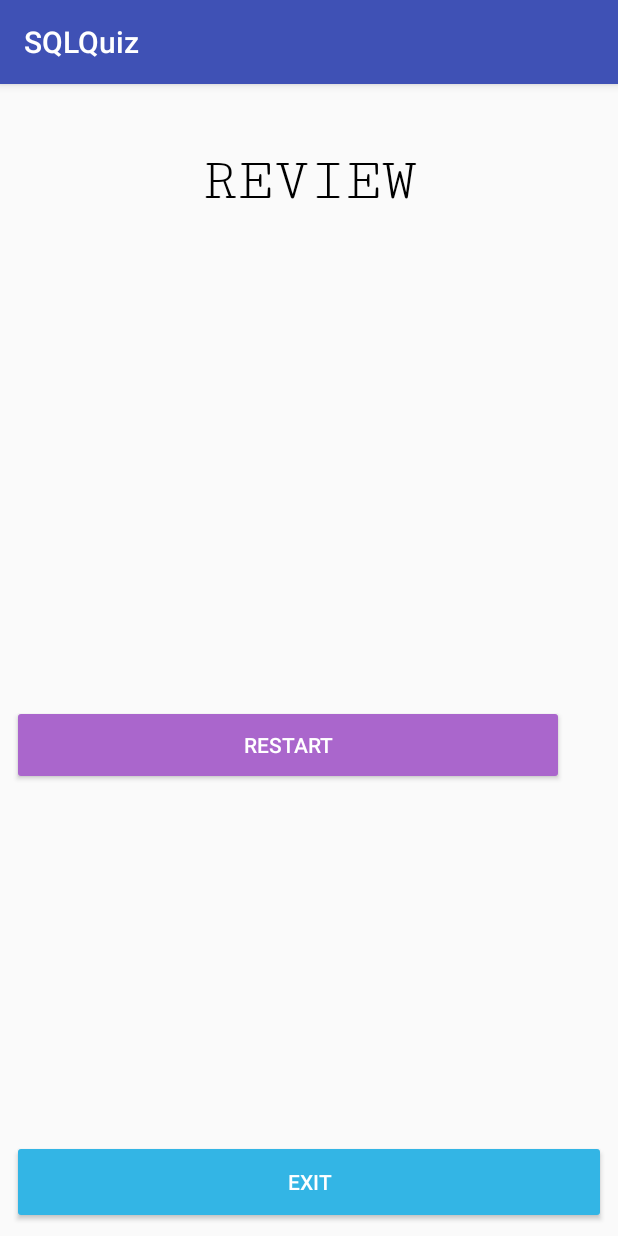
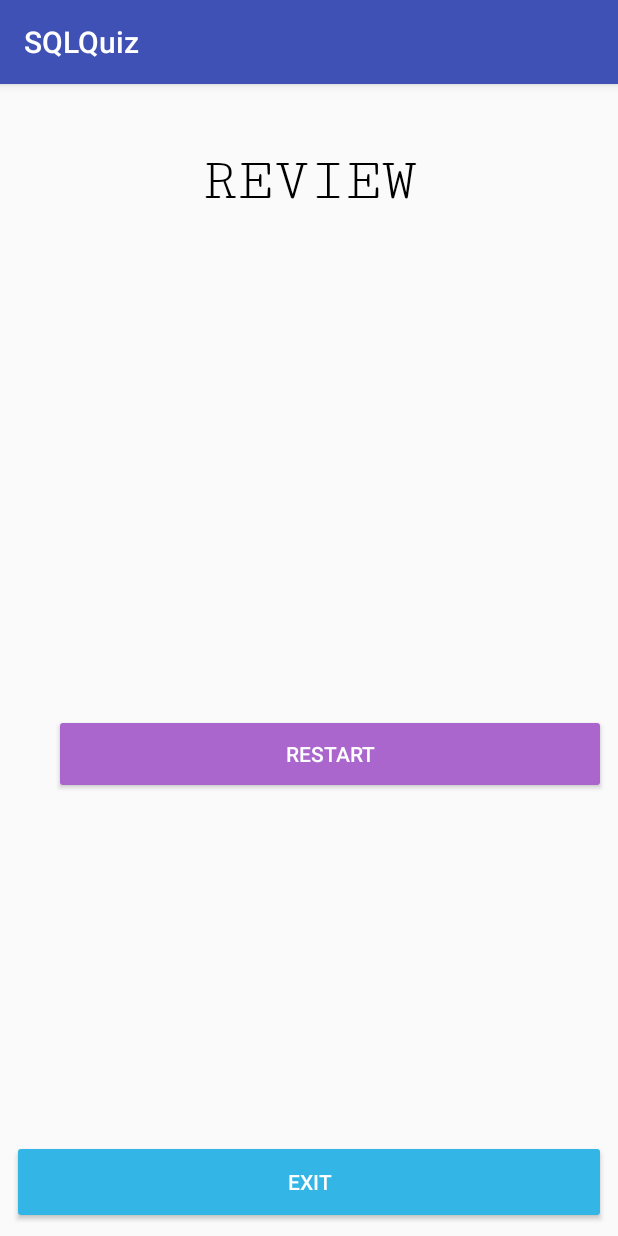
Before and after one commit to DJRAppDev/SQLQuiz, an Android app: the Review screen opened directly, with no data from a screen before it, on a phone screen of 412 x 824 dp. Run offline under Robolectric (Android 15) with nearby library versions, the phone set to English and light mode, and no system bars.

Commit message:
review.xml button

```diff
--- a/app/src/main/res/layout/review.xml
+++ b/app/src/main/res/layout/review.xml
@@ -19,10 +19,10 @@
         android:text="RESTART"
         app:layout_constraintBottom_toBottomOf="parent"
         app:layout_constraintEnd_toEndOf="parent"
-        app:layout_constraintHorizontal_bias="0.0"
+        app:layout_constraintHorizontal_bias="1.0"
         app:layout_constraintStart_toStartOf="parent"
         app:layout_constraintTop_toBottomOf="@+id/scrollView3"
-        app:layout_constraintVertical_bias="0.0" />
+        app:layout_constraintVertical_bias="0.02" />
 
     <Button
         android:id="@+id/exitButton2"
```
Also changed, not shown: 1 other file.
